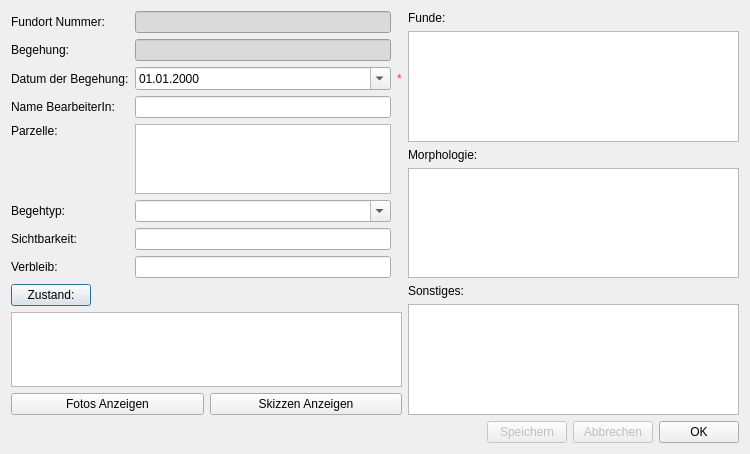
Above: APIS/forms/apis_sharding_form.ui from APIS-Luftbildarchiv/APIS before the change. Below: the same form after it.
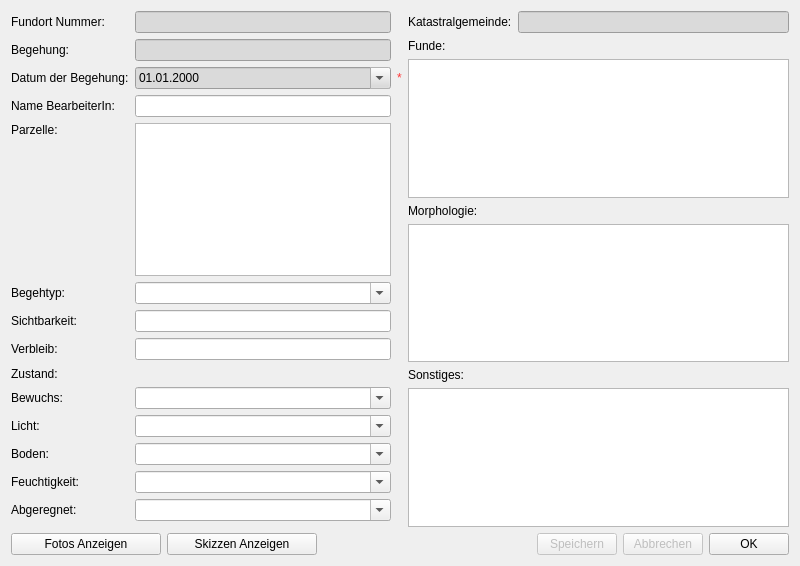
That is the form after the change. Icons and pictures are not drawn.

Diff of the .ui file:
```diff
--- a/APIS/forms/apis_sharding_form.ui
+++ b/APIS/forms/apis_sharding_form.ui
@@ -9,8 +9,8 @@
    <rect>
     <x>0</x>
     <y>0</y>
-    <width>750</width>
-    <height>454</height>
+    <width>800</width>
+    <height>566</height>
    </rect>
   </property>
   <property name="windowTitle">
@@ -21,8 +21,60 @@
     <normaloff>:/plugins/APIS/icons/apis.png</normaloff>:/plugins/APIS/icons/apis.png</iconset>
   </property>
   <layout class="QGridLayout" name="gridLayout_2">
-   <item row="3" column="0" colspan="2">
+   <item row="2" column="0" colspan="2">
     <layout class="QHBoxLayout" name="horizontalLayout">
+     <item>
+      <widget class="QPushButton" name="uiViewPicturesBtn">
+       <property name="minimumSize">
+        <size>
+         <width>150</width>
+         <height>0</height>
+        </size>
+       </property>
+       <property name="text">
+        <string>Fotos Anzeigen</string>
+       </property>
+       <property name="icon">
+        <iconset resource="resource.qrc">
+         <normaloff>:/plugins/APIS/icons/image.png</normaloff>:/plugins/APIS/icons/image.png</iconset>
+       </property>
+       <property name="iconSize">
+        <size>
+         <width>24</width>
+         <height>24</height>
+        </size>
+       </property>
+       <property name="autoDefault">
+        <bool>false</bool>
+       </property>
+      </widget>
+     </item>
+     <item>
+      <widget class="QPushButton" name="uiViewSketchesBtn">
+       <property name="minimumSize">
+        <size>
+         <width>150</width>
+         <height>0</height>
+        </size>
+       </property>
+       <property name="text">
+        <string>Skizzen Anzeigen</string>
+       </property>
+       <property name="icon">
+        <iconset resource="resource.qrc">
+         <normaloff>:/plugins/APIS/icons/sketch.png</normaloff>:/plugins/APIS/icons/sketch.png</iconset>
+       </property>
+       <property name="iconSize">
+        <size>
+         <width>24</width>
+         <height>24</height>
+        </size>
+       </property>
+       <property name="autoDefault">
+        <bool>false</bool>
+       </property>
+      </widget>
+     </item>
      <item>
       <spacer name="horizontalSpacer">
        <property name="orientation">
@@ -44,6 +96,16 @@
        <property name="text">
         <string>Speichern</string>
        </property>
+       <property name="icon">
+        <iconset resource="resource.qrc">
+         <normaloff>:/plugins/APIS/icons/ok.png</normaloff>:/plugins/APIS/icons/ok.png</iconset>
+       </property>
+       <property name="iconSize">
+        <size>
+         <width>11</width>
+         <height>11</height>
+        </size>
+       </property>
        <property name="autoDefault">
         <bool>false</bool>
        </property>
@@ -57,6 +119,16 @@
        <property name="text">
         <string>Abbrechen</string>
        </property>
+       <property name="icon">
+        <iconset resource="resource.qrc">
+         <normaloff>:/plugins/APIS/icons/cancel.png</normaloff>:/plugins/APIS/icons/cancel.png</iconset>
+       </property>
+       <property name="iconSize">
+        <size>
+         <width>11</width>
+         <height>11</height>
+        </size>
+       </property>
        <property name="autoDefault">
         <bool>false</bool>
        </property>
@@ -67,88 +139,20 @@
        <property name="text">
         <string>OK</string>
        </property>
-       <property name="autoDefault">
-        <bool>false</bool>
-       </property>
-      </widget>
-     </item>
-    </layout>
-   </item>
-   <item row="2" column="0">
-    <layout class="QHBoxLayout" name="uiBottomHorizontalLayout">
-     <item>
-      <widget class="QPushButton" name="uiPicturesBtn">
-       <property name="text">
-        <string>Fotos Anzeigen</string>
-       </property>
        <property name="icon">
         <iconset resource="resource.qrc">
          <normaloff>:/plugins/APIS/icons/image.png</normaloff>:/plugins/APIS/icons/image.png</iconset>
        </property>
        <property name="iconSize">
         <size>
-         <width>24</width>
-         <height>24</height>
+         <width>11</width>
+         <height>11</height>
         </size>
        </property>
        <property name="autoDefault">
         <bool>false</bool>
        </property>
       </widget>
-     </item>
-     <item>
-      <widget class="QPushButton" name="uiSketchesBtn">
-       <property name="text">
-        <string>Skizzen Anzeigen</string>
-       </property>
-       <property name="icon">
-        <iconset resource="resource.qrc">
-         <normaloff>:/plugins/APIS/icons/sketch.png</normaloff>:/plugins/APIS/icons/sketch.png</iconset>
-       </property>
-       <property name="iconSize">
-        <size>
-         <width>24</width>
-         <height>24</height>
-        </size>
-       </property>
-       <property name="autoDefault">
-        <bool>false</bool>
-       </property>
-      </widget>
-     </item>
-    </layout>
-   </item>
-   <item row="0" column="1" rowspan="3">
-    <layout class="QVBoxLayout" name="verticalLayout_4">
-     <item>
-      <widget class="QLabel" name="label_8">
-       <property name="text">
-        <string>Funde:</string>
-       </property>
-      </widget>
-     </item>
-     <item>
-      <widget class="QPlainTextEdit" name="uiFindsPTxt"/>
-     </item>
-     <item>
-      <widget class="QLabel" name="label_9">
-       <property name="text">
-        <string>Morphologie:</string>
-       </property>
-      </widget>
-     </item>
-     <item>
-      <widget class="QPlainTextEdit" name="uiMorphologyPTxt"/>
-     </item>
-     <item>
-      <widget class="QLabel" name="label_10">
-       <property name="text">
-        <string>Sonstiges:</string>
-       </property>
-      </widget>
-     </item>
-     <item>
-      <widget class="QPlainTextEdit" name="uiMiscellaneousPTxt"/>
      </item>
     </layout>
    </item>
@@ -156,6 +160,12 @@
     <layout class="QGridLayout" name="gridLayout">
      <item row="2" column="1">
       <widget class="QDateEdit" name="uiShardingDate">
+       <property name="styleSheet">
+        <string notr="true">background-color: rgb(218, 218, 218);</string>
+       </property>
+       <property name="readOnly">
+        <bool>true</bool>
+       </property>
        <property name="currentSection">
         <enum>QDateTimeEdit::DaySection</enum>
        </property>
@@ -295,36 +305,254 @@
        </property>
       </widget>
      </item>
+     <item row="10" column="0">
+      <widget class="QLabel" name="label_12">
+       <property name="text">
+        <string>Bewuchs:</string>
+       </property>
+      </widget>
+     </item>
+     <item row="11" column="0">
+      <widget class="QLabel" name="label_13">
+       <property name="text">
+        <string>Licht:</string>
+       </property>
+      </widget>
+     </item>
+     <item row="13" column="0">
+      <widget class="QLabel" name="label_15">
+       <property name="text">
+        <string>Feuchtigkeit:</string>
+       </property>
+      </widget>
+     </item>
+     <item row="14" column="1">
+      <widget class="QComboBox" name="uiConditionRainCombo">
+       <property name="editable">
+        <bool>true</bool>
+       </property>
+       <property name="currentIndex">
+        <number>-1</number>
+       </property>
+       <property name="insertPolicy">
+        <enum>QComboBox::NoInsert</enum>
+       </property>
+       <item>
+        <property name="text">
+         <string>gut abgeregnet</string>
+        </property>
+       </item>
+       <item>
+        <property name="text">
+         <string>mittel abgeregnet</string>
+        </property>
+       </item>
+       <item>
+        <property name="text">
+         <string>schlecht abgeregnet</string>
+        </property>
+       </item>
+      </widget>
+     </item>
+     <item row="8" column="0" colspan="2">
+      <spacer name="verticalSpacer">
+       <property name="orientation">
+        <enum>Qt::Vertical</enum>
+       </property>
+       <property name="sizeHint" stdset="0">
+        <size>
+         <width>20</width>
+         <height>40</height>
+        </size>
+       </property>
+      </spacer>
+     </item>
+     <item row="12" column="1">
+      <widget class="QComboBox" name="uiConditionSoilCombo">
+       <property name="editable">
+        <bool>true</bool>
+       </property>
+       <property name="currentIndex">
+        <number>-1</number>
+       </property>
+       <property name="insertPolicy">
+        <enum>QComboBox::NoInsert</enum>
+       </property>
+       <item>
+        <property name="text">
+         <string>Boden geeggt</string>
+        </property>
+       </item>
+       <item>
+        <property name="text">
+         <string>Boden gepflügt</string>
+        </property>
+       </item>
+       <item>
+        <property name="text">
+         <string>Boden ungepflügt</string>
+        </property>
+       </item>
+      </widget>
+     </item>
+     <item row="13" column="1">
+      <widget class="QComboBox" name="uiConditionMoistureCombo">
+       <property name="editable">
+        <bool>true</bool>
+       </property>
+       <property name="currentIndex">
+        <number>-1</number>
+       </property>
+       <property name="insertPolicy">
+        <enum>QComboBox::NoInsert</enum>
+       </property>
+       <item>
+        <property name="text">
+         <string>feucht</string>
+        </property>
+       </item>
+       <item>
+        <property name="text">
+         <string>trocken</string>
+        </property>
+       </item>
+       <item>
+        <property name="text">
+         <string>staubig</string>
+        </property>
+       </item>
+      </widget>
+     </item>
+     <item row="14" column="0">
+      <widget class="QLabel" name="label_17">
+       <property name="text">
+        <string>Abgeregnet:</string>
+       </property>
+      </widget>
+     </item>
+     <item row="11" column="1">
+      <widget class="QComboBox" name="uiConditionLightCombo">
+       <property name="editable">
+        <bool>true</bool>
+       </property>
+       <property name="currentIndex">
+        <number>-1</number>
+       </property>
+       <property name="insertPolicy">
+        <enum>QComboBox::NoInsert</enum>
+       </property>
+       <item>
+        <property name="text">
+         <string>Sonne</string>
+        </property>
+       </item>
+       <item>
+        <property name="text">
+         <string>Schatten</string>
+        </property>
+       </item>
+       <item>
+        <property name="text">
+         <string>wechselndes Licht</string>
+        </property>
+       </item>
+      </widget>
+     </item>
+     <item row="12" column="0">
+      <widget class="QLabel" name="label_14">
+       <property name="text">
+        <string>Boden:</string>
+       </property>
+      </widget>
+     </item>
+     <item row="10" column="1">
+      <widget class="QComboBox" name="uiConditionPlantCoverCombo">
+       <property name="editable">
+        <bool>true</bool>
+       </property>
+       <property name="currentIndex">
+        <number>-1</number>
+       </property>
+       <property name="insertPolicy">
+        <enum>QComboBox::NoInsert</enum>
+       </property>
+       <item>
+        <property name="text">
+         <string>kein Bewuchs</string>
+        </property>
+       </item>
+       <item>
+        <property name="text">
+         <string>wenig Bewuchs</string>
+        </property>
+       </item>
+       <item>
+        <property name="text">
+         <string>dichter Bewuchs</string>
+        </property>
+       </item>
+      </widget>
+     </item>
+     <item row="9" column="0" colspan="2">
+      <widget class="QLabel" name="label_18">
+       <property name="text">
+        <string>Zustand:</string>
+       </property>
+      </widget>
+     </item>
     </layout>
    </item>
-   <item row="1" column="0">
-    <layout class="QVBoxLayout" name="verticalLayout">
-     <item>
-      <layout class="QHBoxLayout" name="horizontalLayout_3">
-       <item>
-        <widget class="QPushButton" name="uiConditionBtn">
-         <property name="text">
-          <string>Zustand:</string>
-         </property>
-        </widget>
-       </item>
-       <item>
-        <spacer name="horizontalSpacer_2">
-         <property name="orientation">
-          <enum>Qt::Horizontal</enum>
-         </property>
-         <property name="sizeHint" stdset="0">
-          <size>
-           <width>40</width>
-           <height>20</height>
-          </size>
-         </property>
-        </spacer>
-       </item>
-      </layout>
+   <item row="0" column="1" rowspan="2">
+    <layout class="QFormLayout" name="formLayout">
+     <property name="fieldGrowthPolicy">
+      <enum>QFormLayout::AllNonFixedFieldsGrow</enum>
+     </property>
+     <item row="0" column="0">
+      <widget class="QLabel" name="label_19">
+       <property name="text">
+        <string>Katastralgemeinde:</string>
+       </property>
+      </widget>
      </item>
-     <item>
-      <widget class="QPlainTextEdit" name="uiConditionPTxt"/>
+     <item row="0" column="1">
+      <widget class="QLineEdit" name="uiCadastralCommunityEdit">
+       <property name="styleSheet">
+        <string notr="true">background-color: rgb(218, 218, 218);</string>
+       </property>
+       <property name="readOnly">
+        <bool>true</bool>
+       </property>
+      </widget>
+     </item>
+     <item row="1" column="0" colspan="2">
+      <widget class="QLabel" name="label_8">
+       <property name="text">
+        <string>Funde:</string>
+       </property>
+      </widget>
+     </item>
+     <item row="2" column="0" colspan="2">
+      <widget class="QPlainTextEdit" name="uiFindsPTxt"/>
+     </item>
+     <item row="3" column="0" colspan="2">
+      <widget class="QLabel" name="label_9">
+       <property name="text">
+        <string>Morphologie:</string>
+       </property>
+      </widget>
+     </item>
+     <item row="4" column="0" colspan="2">
+      <widget class="QPlainTextEdit" name="uiMorphologyPTxt"/>
+     </item>
+     <item row="5" column="0" colspan="2">
+      <widget class="QLabel" name="label_10">
+       <property name="text">
+        <string>Sonstiges:</string>
+       </property>
+      </widget>
+     </item>
+     <item row="6" column="0" colspan="2">
+      <widget class="QPlainTextEdit" name="uiMiscellaneousPTxt"/>
      </item>
     </layout>
    </item>
```
Left out of the diff: 20 changed lines with no effect on the pictures.
